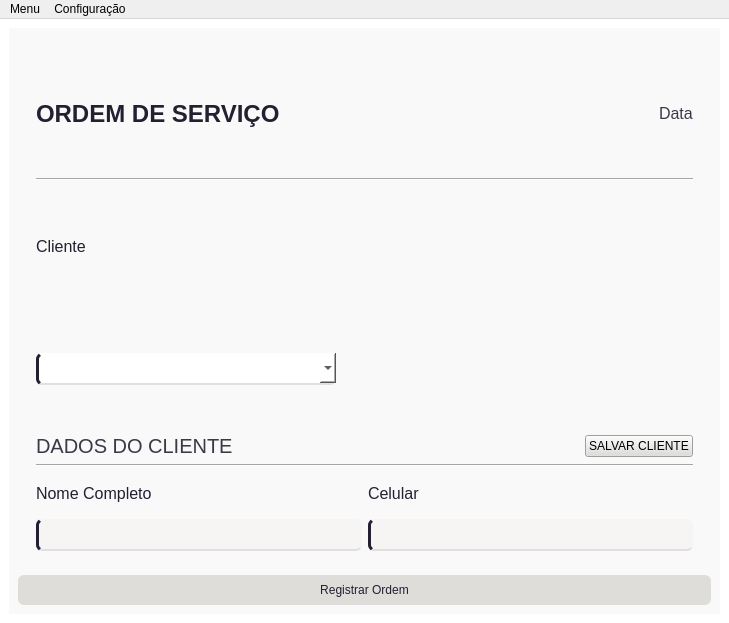
Qt form src/application/infra/pyside/ui/mainwindow.ui (danieldevpy/ordem-de-servico) before a commit.
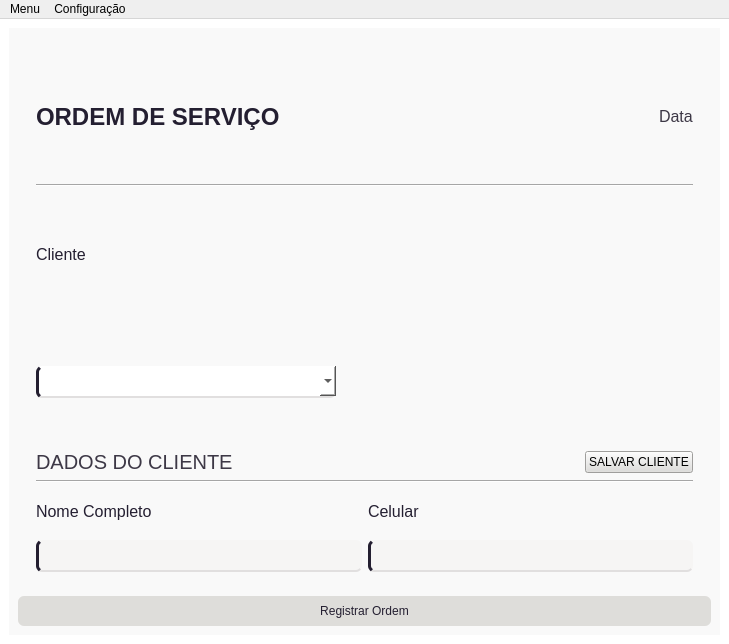
The same form after that commit. The open tabs and pages were chosen to show the change.

Patch:
```diff
--- a/src/application/infra/pyside/ui/mainwindow.ui
+++ b/src/application/infra/pyside/ui/mainwindow.ui
@@ -7,7 +7,7 @@
     <x>0</x>
     <y>0</y>
     <width>703</width>
-    <height>623</height>
+    <height>644</height>
    </rect>
   </property>
   <property name="windowTitle">
@@ -525,12 +525,17 @@
 }
 QListWidget{
 	color:black;
-	background-color: rgb(246, 245, 244);
 	border-radius: 6px;
 	border-left: 3px solid  rgb(36, 31, 49);
 	border-right: 3px solid  rgb(36, 31, 49);
 	border-bottom: 2px solid #e1dfdf;
-
+	padding-bottom: 10px;
+	min-height: 100px;
+}
+QListWidget::item {
+    background-color:  rgb(244, 244, 244);
+    margin: 2px;
+	padding: 1px;
 }</string>
        </property>
        <layout class="QVBoxLayout" name="verticalLayout_2">
@@ -550,7 +555,7 @@
              <x>0</x>
              <y>0</y>
              <width>667</width>
-             <height>529</height>
+             <height>550</height>
             </rect>
            </property>
            <layout class="QVBoxLayout" name="verticalLayout_16">
@@ -564,7 +569,6 @@
                    <property name="font">
                     <font>
                      <pointsize>-1</pointsize>
-                     <weight>75</weight>
                      <bold>true</bold>
                     </font>
                    </property>
```
Left out of the diff: 4 changed lines with no effect on the pictures.
